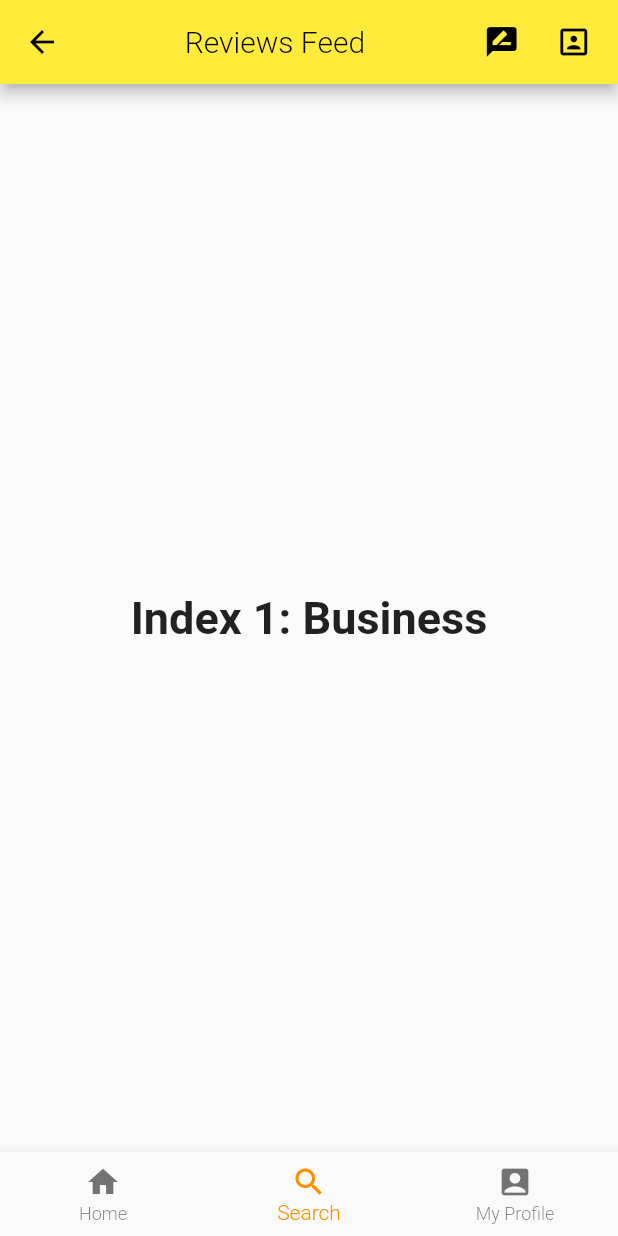
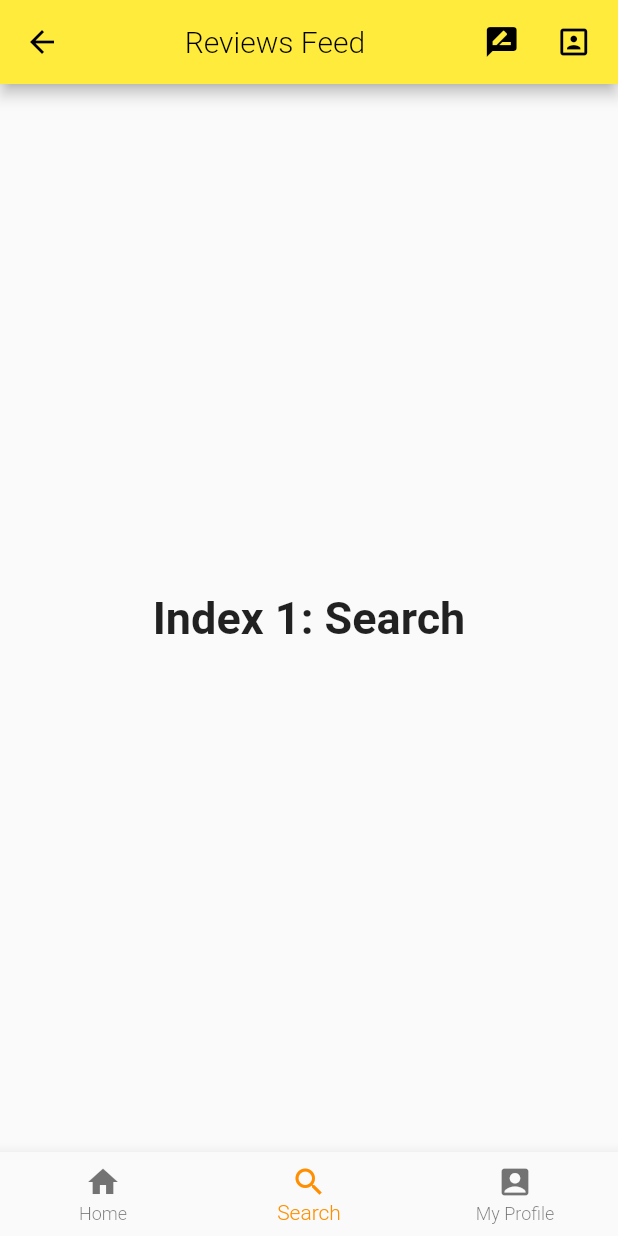
Before and after one commit to dusitsiri/flutter_app_v1, a Flutter app: the ReviewScreen screen opened by its route, item 2 of the bottom bar chosen, on a phone screen of 412 x 824 dp. Run offline on Flutter 3.47's test engine with Material 2 defaults, Android fonts, the phone set to English and light mode, and no system bars; our stand-ins replace flutter_screenutil.

Commit message:
edit review

```diff
--- a/lib/screens/review_screen.dart
+++ b/lib/screens/review_screen.dart
@@ -20,11 +20,11 @@ class _ReviewScreenState extends State<ReviewScreen> {
       style: optionStyle,
     ),
     Text(
-      'Index 1: Business',
+      'Index 1: Search',
       style: optionStyle,
     ),
     Text(
-      'Index 2: School',
+      'Index 2: Profile',
       style: optionStyle,
     ),
   ];
```
